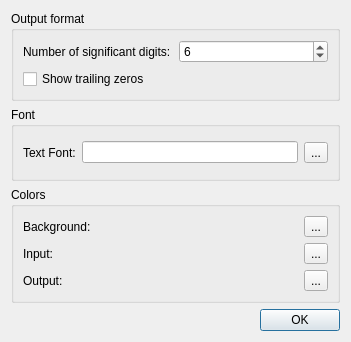
Above: dialoggeneralsettings.ui from ElektronikNode/scicalc before the change. Below: the same form after it.
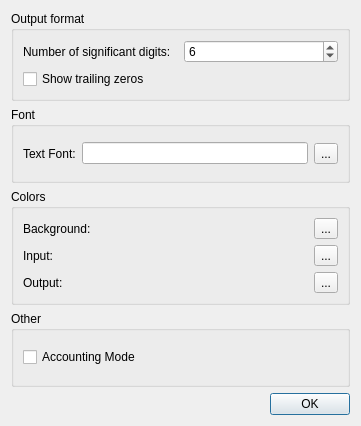
That is the form after the change.

Commit message: added "Accounting Mode" (issue #7)

The edit to the form file:
```diff
--- a/dialoggeneralsettings.ui
+++ b/dialoggeneralsettings.ui
@@ -6,8 +6,8 @@
    <rect>
     <x>0</x>
     <y>0</y>
-    <width>351</width>
-    <height>342</height>
+    <width>361</width>
+    <height>426</height>
    </rect>
   </property>
   <property name="windowTitle">
@@ -198,6 +198,25 @@
      </layout>
     </widget>
    </item>
+   <item>
+    <widget class="QGroupBox" name="groupBox_4">
+     <property name="title">
+      <string>Other</string>
+     </property>
+     <layout class="QVBoxLayout" name="verticalLayout_3">
+      <item>
+       <widget class="QCheckBox" name="checkBox_accounting">
+        <property name="toolTip">
+         <string>&lt;html&gt;&lt;head/&gt;&lt;body&gt;&lt;p&gt;If new line starts with an operator (+ - * / ^), the previous result is used. &lt;/p&gt;&lt;p&gt;It is a convinience option, which eliminates the use of $ in many cases. &lt;/p&gt;&lt;p&gt;Example:&lt;/p&gt;&lt;p&gt;5+3&lt;/p&gt;&lt;p&gt;.........8&lt;/p&gt;&lt;p&gt;+12&lt;/p&gt;&lt;p&gt;........20&lt;/p&gt;&lt;p&gt;&lt;br/&gt;&lt;/p&gt;&lt;/body&gt;&lt;/html&gt;</string>
+        </property>
+        <property name="text">
+         <string>Accounting Mode</string>
+        </property>
+       </widget>
+      </item>
+     </layout>
+    </widget>
+   </item>
    <item>
     <widget class="QDialogButtonBox" name="buttonBox">
      <property name="orientation">
```
The commit also changes 3 other files.
